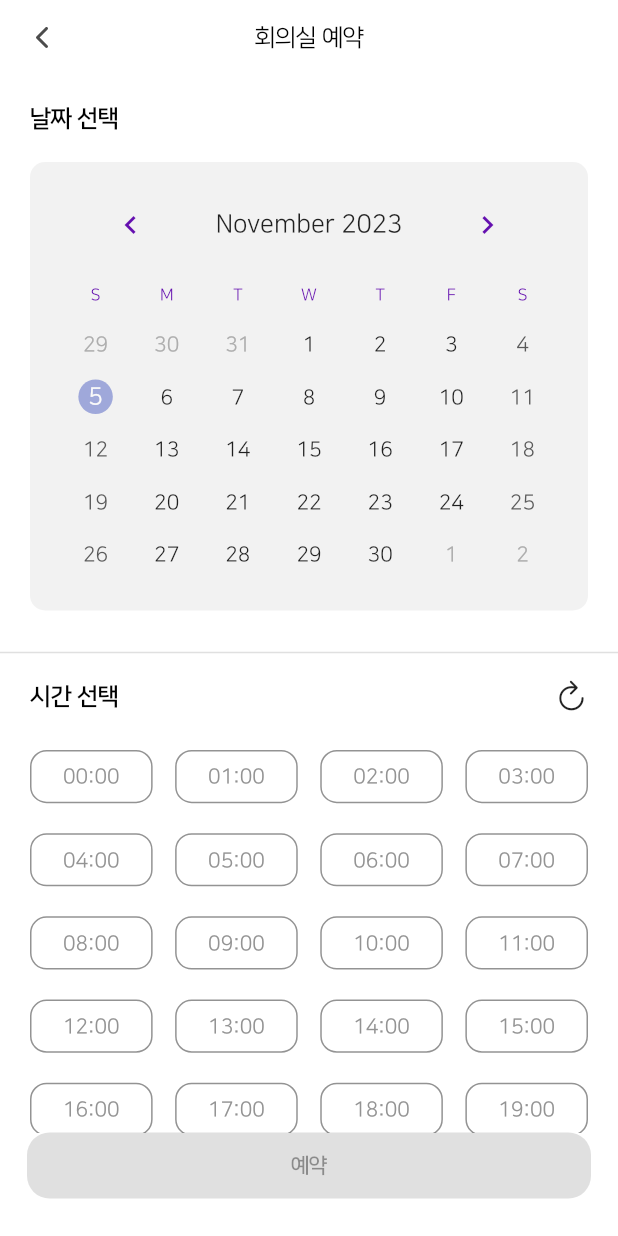
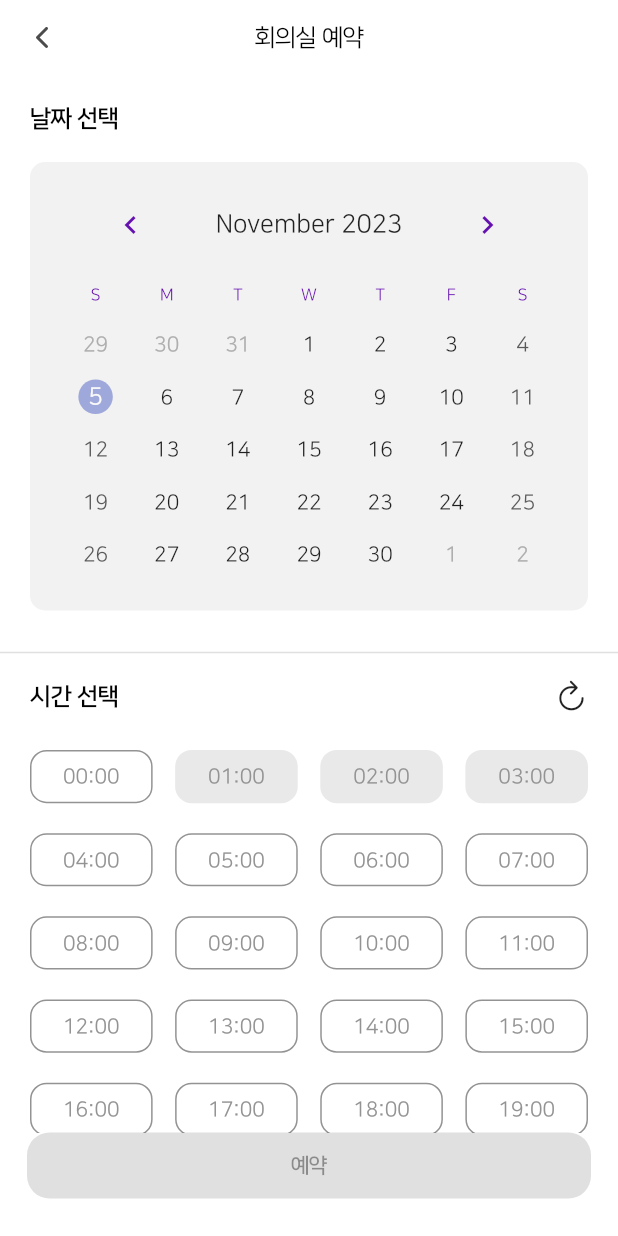
Before and after one commit to PLADI-ALM/PLADI-ALM-Mobile, a Flutter app: the BookingOfficeScreen screen opened directly, on a phone screen of 412 x 824 dp. Run offline on Flutter 3.47's test engine with Material 2 defaults, Android fonts, the phone set to English and light mode, and no system bars; drawn by our look-alikes of table_calendar; our stand-ins replace dio, firebase_core, firebase_messaging, flutter_local_notifications, flutter_secure_storage, flutter_svg and 1 more; accounts and stored records are empty.

Commit message:
feat: 회의실 예약 내 이미 예약된 시간대 UI 추가

```diff
--- a/lib/View/booking/screen/booking_office_screen.dart
+++ b/lib/View/booking/screen/booking_office_screen.dart
@@ -27,6 +27,11 @@ class _BookingOfficeScreenState extends State<BookingOfficeScreen> {
   int startTime = -1;
   int endTime = -1;
 
+  // dummy data
+  int bookedStartTime = 1;
+  int bookedEndTime = 3;
+
+
   @override
   Widget build(BuildContext context) {
     return Scaffold(
@@ -41,7 +46,6 @@ class _BookingOfficeScreenState extends State<BookingOfficeScreen> {
   }
 
   Widget renderBody() {
-    print('(endTime - startTime) - ${(endTime - startTime)}');
     return Container(
       child: ListView(
         children: [
@@ -144,24 +148,48 @@ class _BookingOfficeScreenState extends State<BookingOfficeScreen> {
           itemCount: 24,
           itemBuilder: (BuildContext context, int index) {
             return GestureDetector(
-              onTap: () { didTapTimeItem(index); },
+              onTap: isBookedTime(index)
+                  ? () { didTapBookedTimeItem(index); }
+                  : () { didTapTimeItem(index); },
               child: Container(
                 width: (MediaQuery.of(context).size.width - 80) / 4,
                 height: 36,
                 decoration: BoxDecoration(
                   borderRadius: const BorderRadius.all(Radius.circular(11)),
-                  border: Border.all(color: const Color(0xFF939393)),
-                  color: isContainInSelectedTime(index) ? purple : Colors.white
+                  border: Border.all(color: getBorderColorOfTimeItem(index)),
+                  color: getBackColorOfTimeItem(index)
                 ),
                 child: Center(
                     child: Text('${index < 10 ? '0$index' : '$index'}:00',
-                      style: TextStyle(fontSize: 14, color: isContainInSelectedTime(index) ? Colors.white : const Color(0xFF939393)),)
+                      style: TextStyle(fontSize: 14, color: getTextColorOfTimeItem(index)),)
                 ),
               ),
             );
           }
       ),
     );
+  }
+
+  Color getBackColorOfTimeItem(int index) {
+    if (isBookedTime(index)) { return const Color(0xFFE9E9E9); }
+    else if (isContainInSelectedTime(index)) { return purple; }
+    else { return Colors.white; }
+  }
+
+  Color getBorderColorOfTimeItem(int index) {
+    if (isBookedTime(index)) { return Colors.transparent; }
+    else if (isContainInSelectedTime(index)) { return Colors.transparent; }
+    else { return const Color(0xFF939393); }
+  }
+
+  Color getTextColorOfTimeItem(int index) {
+    if (isContainInSelectedTime(index)) { return Colors.white; }
+    else { return const Color(0xFF939393); }
+  }
+
+
+  bool isBookedTime(int index) {
+    return ((bookedStartTime <= index) && (bookedEndTime >= index));
   }
 
   bool isContainInSelectedTime(int index) {
@@ -174,6 +202,10 @@ class _BookingOfficeScreenState extends State<BookingOfficeScreen> {
       startTime = -1;
       endTime = -1;
     });
+  }
+
+  void didTapBookedTimeItem(int index) {
+    print('didTapBookedTimeItem');
   }
 
   void didTapTimeItem(int index) {
```
